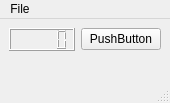
Qt form Timer/mainwindow.ui (clairvoyant/7guis) before a commit.
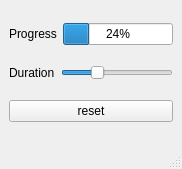
The same form after that commit.

```diff
--- a/Timer/mainwindow.ui
+++ b/Timer/mainwindow.ui
@@ -6,16 +6,10 @@
    <rect>
     <x>0</x>
     <y>0</y>
-    <width>170</width>
-    <height>103</height>
+    <width>182</width>
+    <height>169</height>
    </rect>
   </property>
-  <property name="maximumSize">
-   <size>
-    <width>200</width>
-    <height>103</height>
-   </size>
-  </property>
   <property name="windowTitle">
    <string>MainWindow</string>
   </property>
@@ -26,32 +20,54 @@
       <item>
        <layout class="QHBoxLayout" name="horizontalLayout_2">
         <item>
-         <widget class="QLCDNumber" name="lcdNumber"/>
-        </item>
-        <item>
-         <widget class="QPushButton" name="pushButton">
+         <widget class="QLabel" name="label">
           <property name="text">
-           <string>PushButton</string>
+           <string>Progress</string>
+          </property>
+         </widget>
+        </item>
+        <item>
+         <widget class="QProgressBar" name="progressBar">
+          <property name="value">
+           <number>24</number>
           </property>
          </widget>
         </item>
        </layout>
       </item>
+     </layout>
+    </item>
+    <item>
+     <layout class="QHBoxLayout" name="horizontalLayout_4">
       <item>
-       <spacer name="verticalSpacer">
+       <widget class="QLabel" name="label_2">
+        <property name="text">
+         <string>Duration</string>
+        </property>
+       </widget>
+      </item>
+      <item>
+       <widget class="QSlider" name="horizontalSlider">
+        <property name="value">
+         <number>30</number>
+        </property>
         <property name="orientation">
-         <enum>Qt::Vertical</enum>
+         <enum>Qt::Horizontal</enum>
         </property>
-        <property name="sizeHint" stdset="0">
-         <size>
-          <width>20</width>
-          <height>40</height>
-         </size>
+        <property name="tickInterval">
+         <number>1</number>
         </property>
-       </spacer>
+       </widget>
       </item>
      </layout>
     </item>
+    <item>
+     <widget class="QPushButton" name="pushButton">
+      <property name="text">
+       <string>reset</string>
+      </property>
+     </widget>
+    </item>
    </layout>
   </widget>
   <widget class="QMenuBar" name="menubar">
@@ -59,17 +75,10 @@
     <rect>
      <x>0</x>
      <y>0</y>
-     <width>170</width>
+     <width>182</width>
      <height>28</height>
     </rect>
    </property>
-   <widget class="QMenu" name="menuFile">
-    <property name="title">
-     <string>File</string>
-    </property>
-    <addaction name="actionExit"/>
-   </widget>
-   <addaction name="menuFile"/>
   </widget>
   <widget class="QStatusBar" name="statusbar"/>
   <action name="actionExit">
```
Left out of the diff: 7 changed lines with no effect on the pictures.
